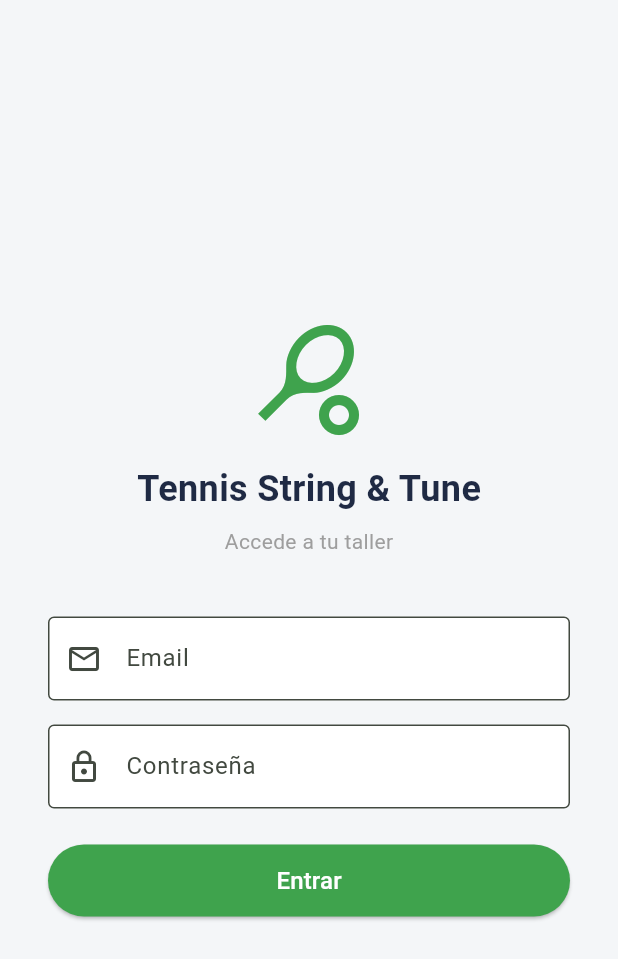
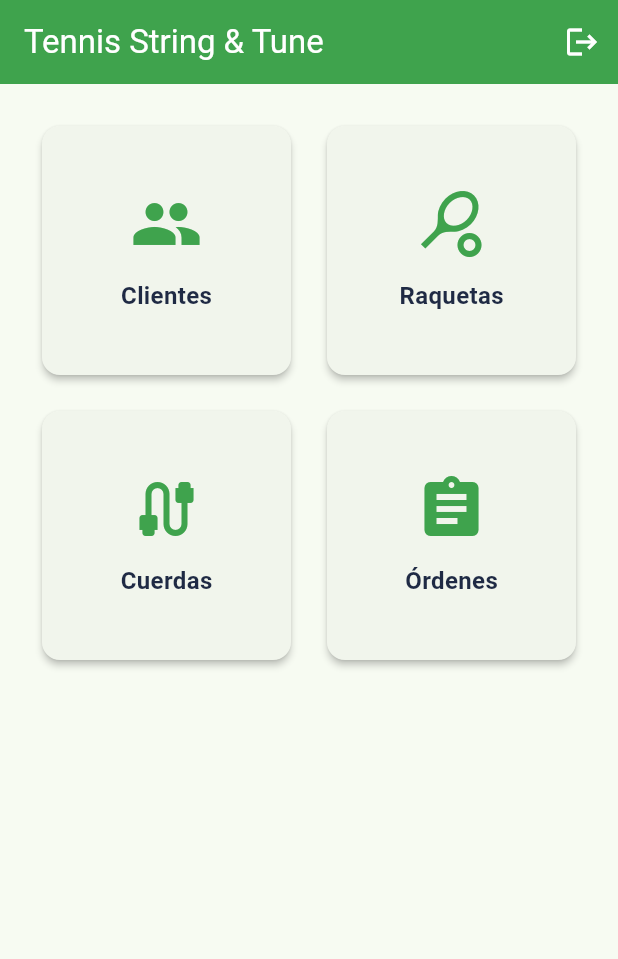
Before and after one commit to sergiomorosecilla/Tennis-String-Tune, a Flutter app: the screen it shows after launch, on a phone screen of 412 x 824 dp. Shown: the top 959 px of the screen. Run offline on Flutter 3.47's test engine with Material 3 defaults, Android fonts, the phone set to English and light mode, and no system bars; our stand-ins replace go_router.

Commit message:
cambio a go_router, aurth redirect, home screen navegable

```diff
--- a/lib/main.dart
+++ b/lib/main.dart
@@ -1,6 +1,6 @@
 import 'package:flutter/material.dart';
 import 'package:tennis_string_tune/supabase_config.dart';
-import 'package:tennis_string_tune/screens/login_screen.dart';
+import 'package:tennis_string_tune/router.dart';
 
 void main() async {
   WidgetsFlutterBinding.ensureInitialized();
@@ -13,7 +13,7 @@ class MainApp extends StatelessWidget {
 
   @override
   Widget build(BuildContext context) {
-    return MaterialApp(
+    return MaterialApp.router(
       title: 'Tennis String & Tune',
       debugShowCheckedModeBanner: false,
       theme: ThemeData(
@@ -22,33 +22,7 @@ class MainApp extends StatelessWidget {
         ),
         useMaterial3: true,
       ),
-      home: const AuthGate(),
+      routerConfig: router,
     );
   }
 }
-
-class AuthGate extends StatelessWidget {
-  const AuthGate({super.key});
-
-  @override
-  Widget build(BuildContext context) {
-    return StreamBuilder(
-      stream: SupabaseConfig.client.auth.onAuthStateChange,
-      builder: (context, snapshot) {
-        final session = snapshot.data?.session;
-
-        if (session != null) {
-          // Usuario autenticado → home (de momento placeholder)
-          return const Scaffold(
-            body: Center(
-              child: Text('¡Bienvenido al taller! 🎾'),
-            ),
-          );
-        }
-
-        // Sin sesión → login
-        return const LoginScreen();
-      },
-    );
-  }
-}
--- /dev/null
+++ b/lib/router.dart
@@ -0,0 +1,85 @@
+import 'package:flutter/material.dart';
+import 'package:go_router/go_router.dart';
+import 'package:tennis_string_tune/supabase_config.dart';
+import 'package:tennis_string_tune/screens/home_screen.dart';
+import 'package:tennis_string_tune/screens/login_screen.dart';
+import 'package:tennis_string_tune/screens/clientes_screen.dart';
+import 'package:tennis_string_tune/screens/cliente_form_screen.dart';
+import 'package:tennis_string_tune/screens/raquetas_screen.dart';
+import 'package:tennis_string_tune/screens/cuerdas_screen.dart';
+import 'package:tennis_string_tune/screens/ordenes_screen.dart';
+import 'package:tennis_string_tune/screens/orden_form_screen.dart';
+
+// Notifier que escucha cambios de sesión de Supabase
+class SupabaseAuthNotifier extends ChangeNotifier {
+  SupabaseAuthNotifier() {
+    SupabaseConfig.client.auth.onAuthStateChange.listen((_) {
+      notifyListeners();
+    });
+  }
+}
+
+final _authNotifier = SupabaseAuthNotifier();
+
+final router = GoRouter(
+  initialLocation: '/login',
+  refreshListenable: _authNotifier,
+  redirect: (context, state) {
+    final session = SupabaseConfig.client.auth.currentSession;
+    final isLoggingIn = state.matchedLocation == '/login';
+
+    if (session == null && !isLoggingIn) return '/login';
+    if (session != null && isLoggingIn) return '/home';
+    return null;
+  },
+  routes: [
+    GoRoute(
+      path: '/login',
+      builder: (context, state) => const LoginScreen(),
+    ),
+    GoRoute(
+      path: '/home',
+      builder: (context, state) => const HomeScreen(),
+    ),
+    GoRoute(
+      path: '/clientes',
+      builder: (context, state) => const ClientesScreen(),
+      routes: [
+        GoRoute(
+          path: 'new',
+          builder: (context, state) => const ClienteFormScreen(),
+        ),
+        GoRoute(
+          path: ':id',
+          builder: (context, state) => ClienteFormScreen(
+            clienteId: state.pathParameters['id'],
+          ),
+        ),
+      ],
+    ),
+    GoRoute(
+      path: '/raquetas',
+      builder: (context, state) => const RaquetasScreen(),
+    ),
+    GoRoute(
+      path: '/cuerdas',
+      builder: (context, state) => const CuerdasScreen(),
+    ),
+    GoRoute(
+      path: '/ordenes',
+      builder: (context, state) => const OrdenesScreen(),
+      routes: [
+        GoRoute(
+          path: 'new',
+          builder: (context, state) => const OrdenFormScreen(),
+        ),
+        GoRoute(
+          path: ':id',
+          builder: (context, state) => OrdenFormScreen(
+            ordenId: state.pathParameters['id'],
+          ),
+        ),
+      ],
+    ),
+  ],
+);
--- /dev/null
+++ b/lib/screens/clientes_screen.dart
@@ -0,0 +1,13 @@
+import 'package:flutter/material.dart';
+
+class ClientesScreen extends StatelessWidget {
+  const ClientesScreen({super.key});
+
+  @override
+  Widget build(BuildContext context) {
+    return Scaffold(
+      appBar: AppBar(title: const Text('Clientes')),
+      body: const Center(child: Text('Módulo Clientes — próximamente')),
+    );
+  }
+}
--- /dev/null
+++ b/lib/screens/cuerdas_screen.dart
@@ -0,0 +1,13 @@
+import 'package:flutter/material.dart';
+
+class CuerdasScreen extends StatelessWidget {
+  const CuerdasScreen({super.key});
+
+  @override
+  Widget build(BuildContext context) {
+    return Scaffold(
+      appBar: AppBar(title: const Text('Cuerdas')),
+      body: const Center(child: Text('Módulo Cuerdas — próximamente')),
+    );
+  }
+}
--- /dev/null
+++ b/lib/screens/home_screen.dart
@@ -0,0 +1,77 @@
+import 'package:flutter/material.dart';
+import 'package:go_router/go_router.dart';
+import 'package:tennis_string_tune/supabase_config.dart';
+
+class HomeScreen extends StatelessWidget {
+  const HomeScreen({super.key});
+
+  @override
+  Widget build(BuildContext context) {
+    return Scaffold(
+      appBar: AppBar(
+        title: const Text('Tennis String & Tune'),
+        backgroundColor: const Color(0xFF3FA34D),
+        foregroundColor: Colors.white,
+        actions: [
+          IconButton(
+            icon: const Icon(Icons.logout),
+            onPressed: () async {
+              await SupabaseConfig.client.auth.signOut();
+              if (context.mounted) context.go('/login');
+            },
+          ),
+        ],
+      ),
+      body: GridView.count(
+        crossAxisCount: 2,
+        padding: const EdgeInsets.all(24),
+        crossAxisSpacing: 16,
+        mainAxisSpacing: 16,
+        children: [
+          _MenuCard(icon: Icons.people,       label: 'Clientes', route: '/clientes'),
+          _MenuCard(icon: Icons.sports_tennis, label: 'Raquetas', route: '/raquetas'),
+          _MenuCard(icon: Icons.cable,         label: 'Cuerdas',  route: '/cuerdas'),
+          _MenuCard(icon: Icons.assignment,    label: 'Órdenes',  route: '/ordenes'),
+        ],
+      ),
+    );
+  }
+}
+
+class _MenuCard extends StatelessWidget {
+  final IconData icon;
+  final String label;
+  final String route;
+
+  const _MenuCard({
+    required this.icon,
+    required this.label,
+    required this.route,
+  });
+
+  @override
+  Widget build(BuildContext context) {
+    return Card(
+      elevation: 2,
+      child: InkWell(
+        onTap: () => context.go(route),
+        borderRadius: BorderRadius.circular(12),
+        child: Column(
+          mainAxisAlignment: MainAxisAlignment.center,
+          children: [
+            Icon(icon, size: 48, color: const Color(0xFF3FA34D)),
+            const SizedBox(height: 12),
+            Text(
+              label,
+              style: const TextStyle(
+                fontSize: 16,
+                fontWeight: FontWeight.w600,
+                color: Color(0xFF1F2A44),
+              ),
+            ),
+          ],
+        ),
+      ),
+    );
+  }
+}
--- a/lib/screens/login_screen.dart
+++ b/lib/screens/login_screen.dart
@@ -59,16 +59,16 @@ class _LoginScreenState extends State<LoginScreen> {
               ),
               const SizedBox(height: 16),
               const Text(
-                'Tennis String & Tune',
+                'Professional Stringing Management System',
                 style: TextStyle(
-                  fontSize: 24,
+                  fontSize: 20,
                   fontWeight: FontWeight.bold,
                   color: Color(0xFF1F2A44),
                 ),
               ),
               const SizedBox(height: 8),
               const Text(
-                'Accede a tu taller',
+                'Acceso al taller',
                 style: TextStyle(
                   fontSize: 14,
                   color: Colors.grey,
@@ -81,7 +81,7 @@ class _LoginScreenState extends State<LoginScreen> {
                 controller: _emailController,
                 keyboardType: TextInputType.emailAddress,
                 decoration: const InputDecoration(
-                  labelText: 'Email',
+                  labelText: 'tu@email.com',
                   prefixIcon: Icon(Icons.email_outlined),
                   border: OutlineInputBorder(),
                   filled: true,
@@ -117,7 +117,7 @@ class _LoginScreenState extends State<LoginScreen> {
                   child: _isLoading
                       ? const CircularProgressIndicator(color: Colors.white)
                       : const Text(
-                          'Entrar',
+                          'Iniciar Sesión',
                           style: TextStyle(fontSize: 16),
                         ),
                 ),
--- /dev/null
+++ b/lib/screens/ordenes_screen.dart
@@ -0,0 +1,13 @@
+import 'package:flutter/material.dart';
+
+class OrdenesScreen extends StatelessWidget {
+  const OrdenesScreen({super.key});
+
+  @override
+  Widget build(BuildContext context) {
+    return Scaffold(
+      appBar: AppBar(title: const Text('Órdenes')),
+      body: const Center(child: Text('Módulo Órdenes — próximamente')),
+    );
+  }
+}
--- /dev/null
+++ b/lib/screens/raquetas_screen.dart
@@ -0,0 +1,13 @@
+import 'package:flutter/material.dart';
+
+class RaquetasScreen extends StatelessWidget {
+  const RaquetasScreen({super.key});
+
+  @override
+  Widget build(BuildContext context) {
+    return Scaffold(
+      appBar: AppBar(title: const Text('Raquetas')),
+      body: const Center(child: Text('Módulo Raquetas — próximamente')),
+    );
+  }
+}
```
Also changed, not shown: lib/screens/cliente_form_screen.dart (added, +14 -0 lines), lib/screens/orden_form_screen.dart (added, +14 -0 lines).
